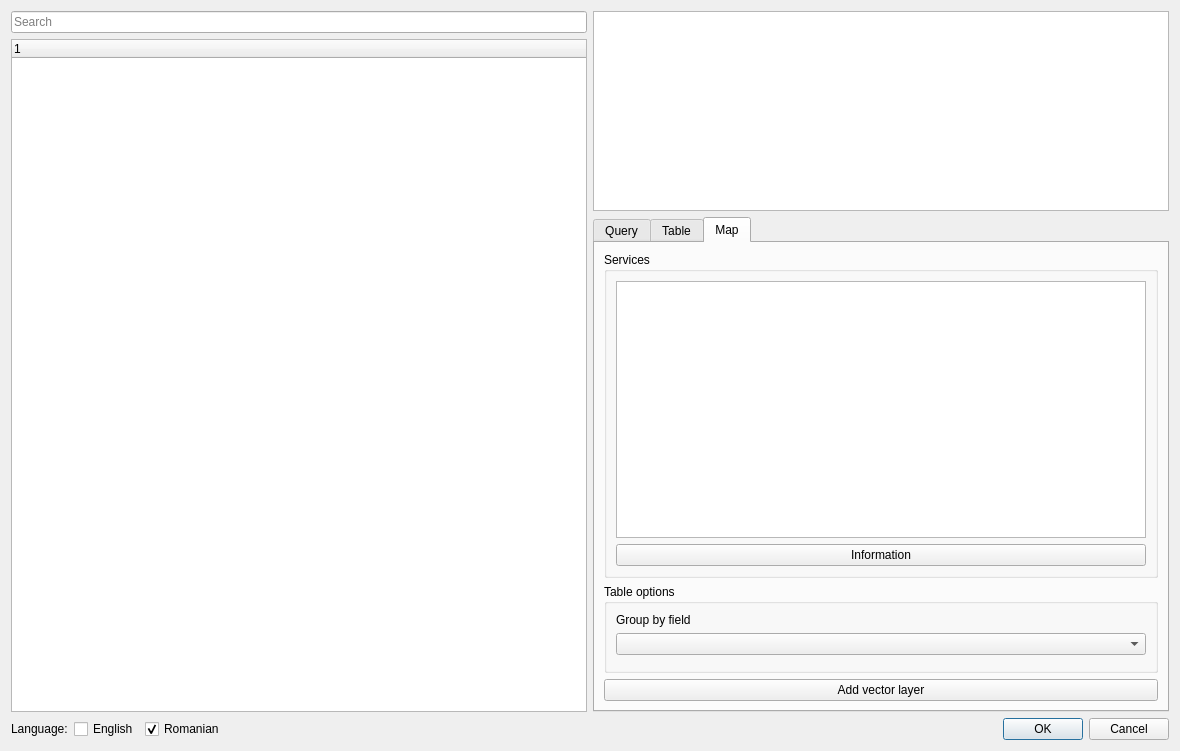
First picture: the form in qtempo/assets/ui/dialog.ui, repository alecsandrei/QTempo, before the edit.
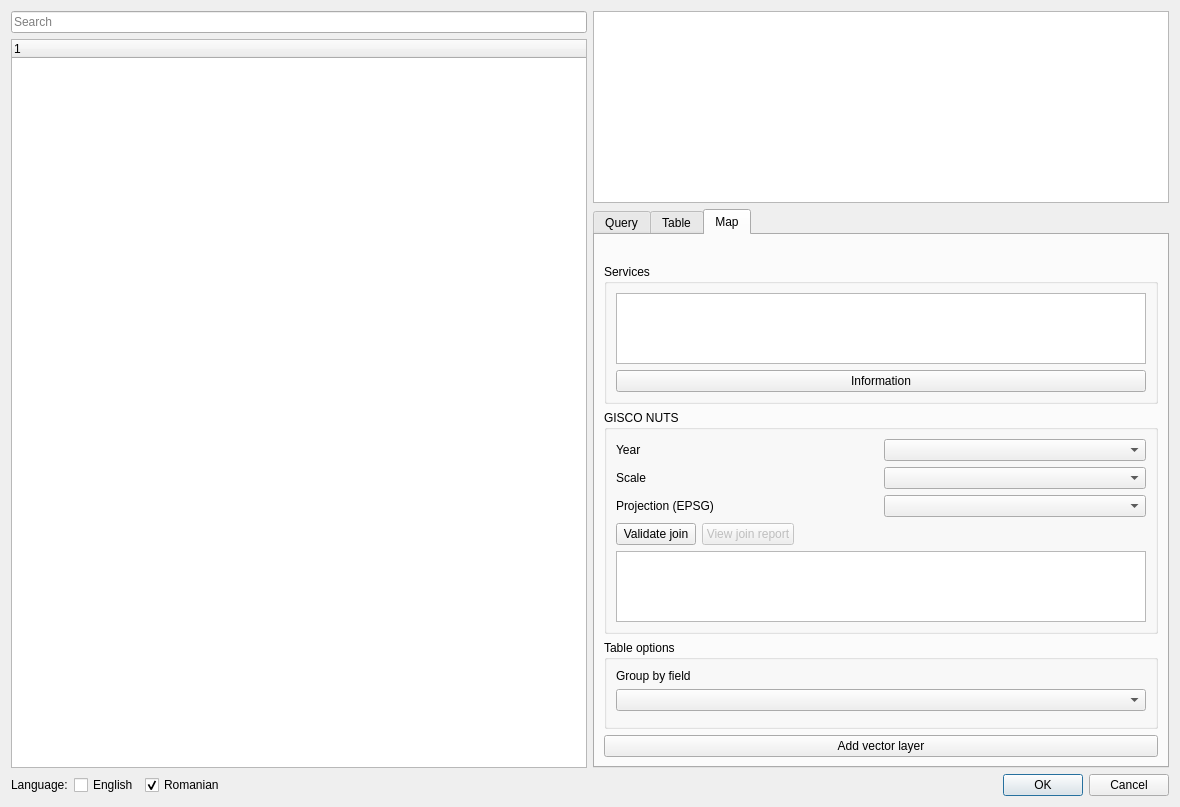
Second picture: the form after the edit. The open tabs and pages were chosen to show the change. Custom widgets are drawn as their Qt base class.

Commit message: map every NUTS level with per-unit GISCO boundaries

Patch:
```diff
--- a/qtempo/assets/ui/dialog.ui
+++ b/qtempo/assets/ui/dialog.ui
@@ -179,6 +179,16 @@
           </attribute>
           <layout class="QGridLayout" name="gridLayout_5">
            <item row="0" column="0">
+            <widget class="QLabel" name="labelMapLevels">
+             <property name="text">
+              <string/>
+             </property>
+             <property name="wordWrap">
+              <bool>true</bool>
+             </property>
+            </widget>
+           </item>
+           <item row="1" column="0">
             <widget class="QgsCollapsibleGroupBox" name="mGroupBoxServices">
              <property name="enabled">
               <bool>true</bool>
@@ -205,13 +215,96 @@
             </widget>
            </item>
            <item row="2" column="0">
+            <widget class="QgsCollapsibleGroupBox" name="mGroupBoxGisco">
+             <property name="title">
+              <string>GISCO NUTS</string>
+             </property>
+             <layout class="QGridLayout" name="gridLayout_8">
+              <item row="0" column="0">
+               <widget class="QLabel" name="labelGiscoYear">
+                <property name="text">
+                 <string>Year</string>
+                </property>
+               </widget>
+              </item>
+              <item row="0" column="1">
+               <widget class="QComboBox" name="comboBoxGiscoYear"/>
+              </item>
+              <item row="1" column="0">
+               <widget class="QLabel" name="labelGiscoScale">
+                <property name="text">
+                 <string>Scale</string>
+                </property>
+               </widget>
+              </item>
+              <item row="1" column="1">
+               <widget class="QComboBox" name="comboBoxGiscoScale"/>
+              </item>
+              <item row="2" column="0">
+               <widget class="QLabel" name="labelGiscoProjection">
+                <property name="text">
+                 <string>Projection (EPSG)</string>
+                </property>
+               </widget>
+              </item>
+              <item row="2" column="1">
+               <widget class="QComboBox" name="comboBoxGiscoProjection"/>
+              </item>
+              <item row="3" column="0" colspan="2">
+               <layout class="QHBoxLayout" name="horizontalLayout_4">
+                <item>
+                 <widget class="QPushButton" name="pushButtonValidateJoin">
+                  <property name="text">
+                   <string>Validate join</string>
+                  </property>
+                 </widget>
+                </item>
+                <item>
+                 <widget class="QPushButton" name="pushButtonJoinReport">
+                  <property name="enabled">
+                   <bool>false</bool>
+                  </property>
+                  <property name="text">
+                   <string>View join report</string>
+                  </property>
+                 </widget>
+                </item>
+                <item>
+                 <widget class="QLabel" name="labelJoinStatus">
+                  <property name="sizePolicy">
+                   <sizepolicy hsizetype="Expanding" vsizetype="Preferred">
+                    <horstretch>0</horstretch>
+                    <verstretch>0</verstretch>
+                   </sizepolicy>
+                  </property>
+                  <property name="text">
+                   <string/>
+                  </property>
+                  <property name="wordWrap">
+                   <bool>true</bool>
+                  </property>
+                 </widget>
+                </item>
+               </layout>
+              </item>
+              <item row="4" column="0" colspan="2">
+               <widget class="QTableWidget" name="tableWidgetDownloads">
+                <property name="editTriggers">
+                 <set>QAbstractItemView::NoEditTriggers</set>
+                </property>
+               </widget>
+              </item>
+             </layout>
+            </widget>
+           </item>
+           <item row="4" column="0">
             <widget class="QPushButton" name="pushButtonAddVectorLayer">
              <property name="text">
               <string>Add vector layer</string>
              </property>
             </widget>
            </item>
-           <item row="1" column="0">
+           <item row="3" column="0">
             <widget class="QgsCollapsibleGroupBox" name="mGroupBoxTableOptions">
              <property name="title">
               <string>Table options</string>
```
Left out of the diff: 4 changed lines with no effect on the pictures. The commit also changes 11 other files.
